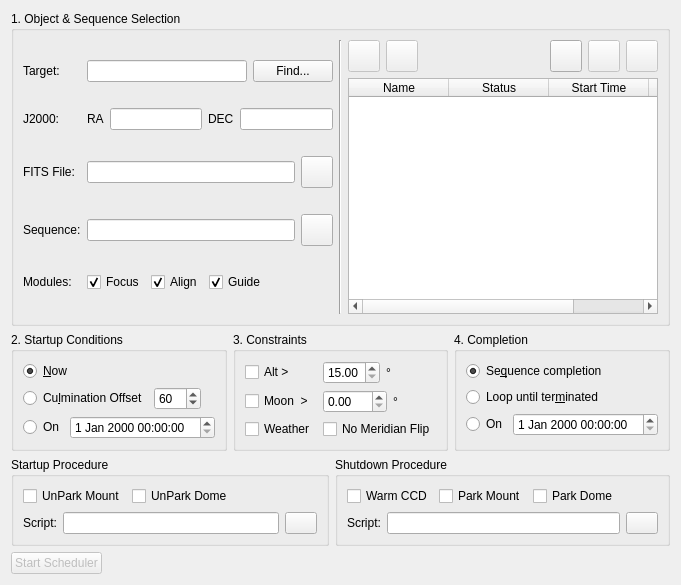
Above: kstars/ekos/scheduler.ui from KDE/kstars before the change. Below: the same form after it.
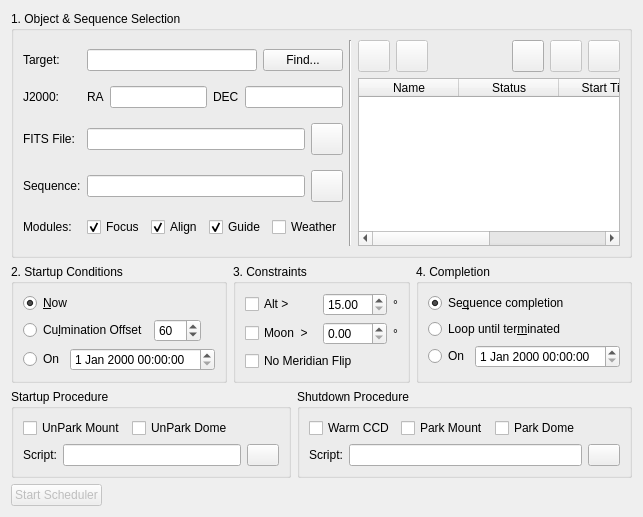
That is the form after the change. Custom widgets are drawn as their Qt base class.

Commit message: + Adding weather support in Ekos scheduler. + Add Weather and Auxiliary 4 to Ekos. + Various fixes and improvement to Ekos & KStars

```diff
--- a/kstars/ekos/scheduler.ui
+++ b/kstars/ekos/scheduler.ui
@@ -6,8 +6,8 @@
    <rect>
     <x>0</x>
     <y>0</y>
-    <width>663</width>
-    <height>585</height>
+    <width>630</width>
+    <height>517</height>
    </rect>
   </property>
   <layout class="QVBoxLayout" name="verticalLayout_4">
@@ -207,6 +207,16 @@
             </property>
            </widget>
           </item>
+          <item>
+           <widget class="QCheckBox" name="weatherCheck">
+            <property name="toolTip">
+             <string>&lt;html&gt;&lt;head/&gt;&lt;body&gt;&lt;p&gt;Weather conditions must remain safe. When weather conditions become dangerous, shutdown procedure is initiated.&lt;/p&gt;&lt;/body&gt;&lt;/html&gt;</string>
+            </property>
+            <property name="text">
+             <string>Weather</string>
+            </property>
+           </widget>
+          </item>
           <item>
            <spacer name="horizontalSpacer_9">
             <property name="orientation">
@@ -502,6 +512,8 @@
        <property name="title">
         <string>3. Constraints</string>
        </property>
+       <layout class="QVBoxLayout" name="verticalLayout_7">
+        <item>
        <layout class="QGridLayout" name="gridLayout">
         <item row="0" column="0">
          <widget class="QCheckBox" name="altConstraintCheck">
@@ -514,8 +526,6 @@
          </widget>
         </item>
         <item row="0" column="1">
-         <layout class="QHBoxLayout" name="horizontalLayout_6">
-          <item>
            <widget class="QDoubleSpinBox" name="minAltitude">
             <property name="minimum">
              <double>15.000000000000000</double>
@@ -525,18 +535,24 @@
             </property>
            </widget>
           </item>
-          <item>
+          <item row="0" column="2">
            <widget class="QLabel" name="label_10">
             <property name="text">
              <string>°</string>
             </property>
            </widget>
           </item>
-         </layout>
+          <item row="1" column="0">
+           <widget class="QCheckBox" name="moonSeparationCheck">
+            <property name="toolTip">
+             <string>The moon separation must remain equal to or higher than the given value.</string>
+            </property>
+            <property name="text">
+             <string>Moon  &gt; </string>
+            </property>
+           </widget>
         </item>
         <item row="1" column="1">
-         <layout class="QHBoxLayout" name="horizontalLayout_7">
-          <item>
            <widget class="QDoubleSpinBox" name="minMoonSeparation">
             <property name="maximum">
              <double>180.000000000000000</double>
@@ -546,7 +562,7 @@
             </property>
            </widget>
           </item>
-          <item>
+          <item row="1" column="2">
            <widget class="QLabel" name="label_11">
             <property name="text">
              <string>°</string>
@@ -555,27 +571,7 @@
           </item>
          </layout>
         </item>
-        <item row="1" column="0">
-         <widget class="QCheckBox" name="moonSeparationCheck">
-          <property name="toolTip">
-           <string>The moon separation must remain equal to or higher than the given value.</string>
-          </property>
-          <property name="text">
-           <string>Moon  &gt; </string>
-          </property>
-         </widget>
-        </item>
-        <item row="2" column="0">
-         <widget class="QCheckBox" name="weatherCheck">
-          <property name="toolTip">
-           <string>Weather conditions must remain safe</string>
-          </property>
-          <property name="text">
-           <string>Weather</string>
-          </property>
-         </widget>
-        </item>
-        <item row="2" column="1">
+        <item>
          <widget class="QCheckBox" name="noMeridianFlipCheck">
           <property name="toolTip">
            <string>Do not track past the meridian.</string>
```
Lines whose indentation alone changed are shown as unchanged. The commit also changes 22 other files.
